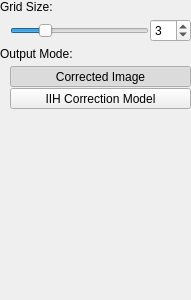
First picture: the form in src/imagefilter_itkn4iihc/filterwidget.ui, repository deiflou/ibp, before the edit.
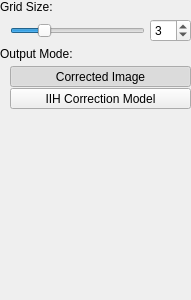
Second picture: the form after the edit.

What changed in the file:
```diff
--- a/src/imagefilter_itkn4iihc/filterwidget.ui
+++ b/src/imagefilter_itkn4iihc/filterwidget.ui
@@ -44,7 +44,7 @@
      <item>
       <layout class="QHBoxLayout" name="horizontalLayout">
        <property name="spacing">
-        <number>1</number>
+        <number>5</number>
        </property>
        <property name="leftMargin">
         <number>10</number>
```
